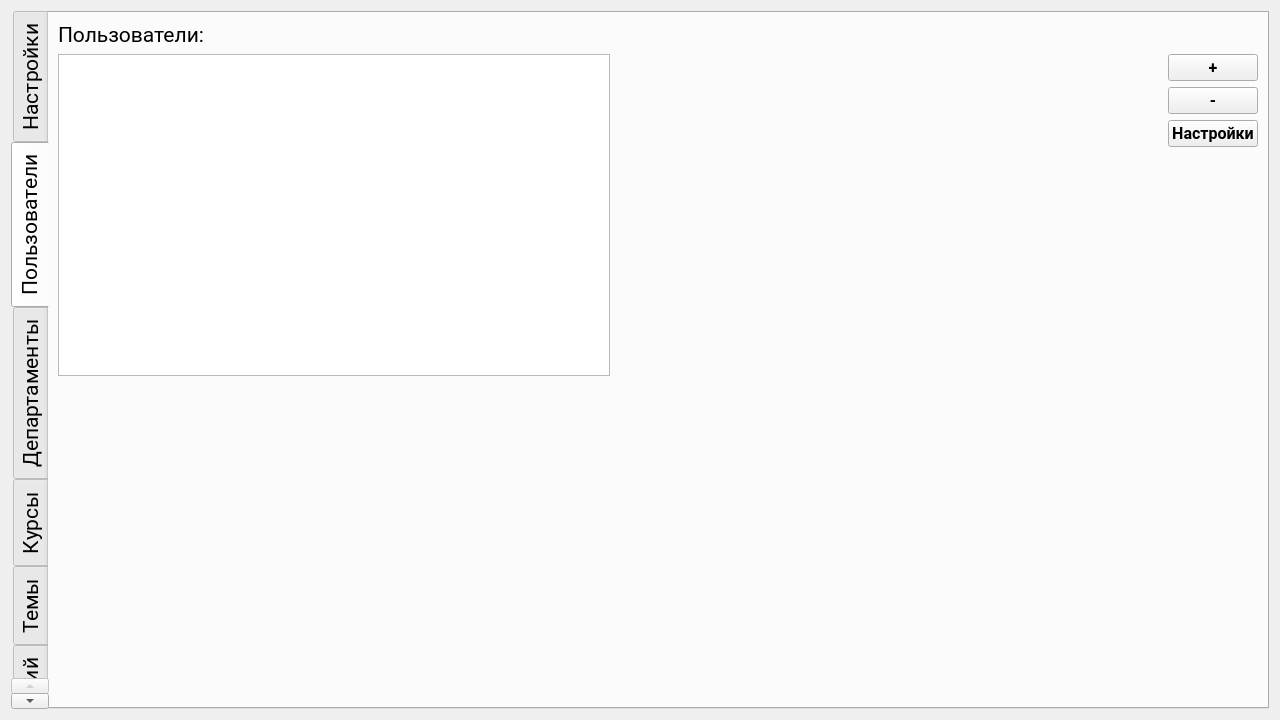
Before: the Qt Designer form adminwin.ui in Rayzedan/SystemControlStudent, drawn with Qt 5.
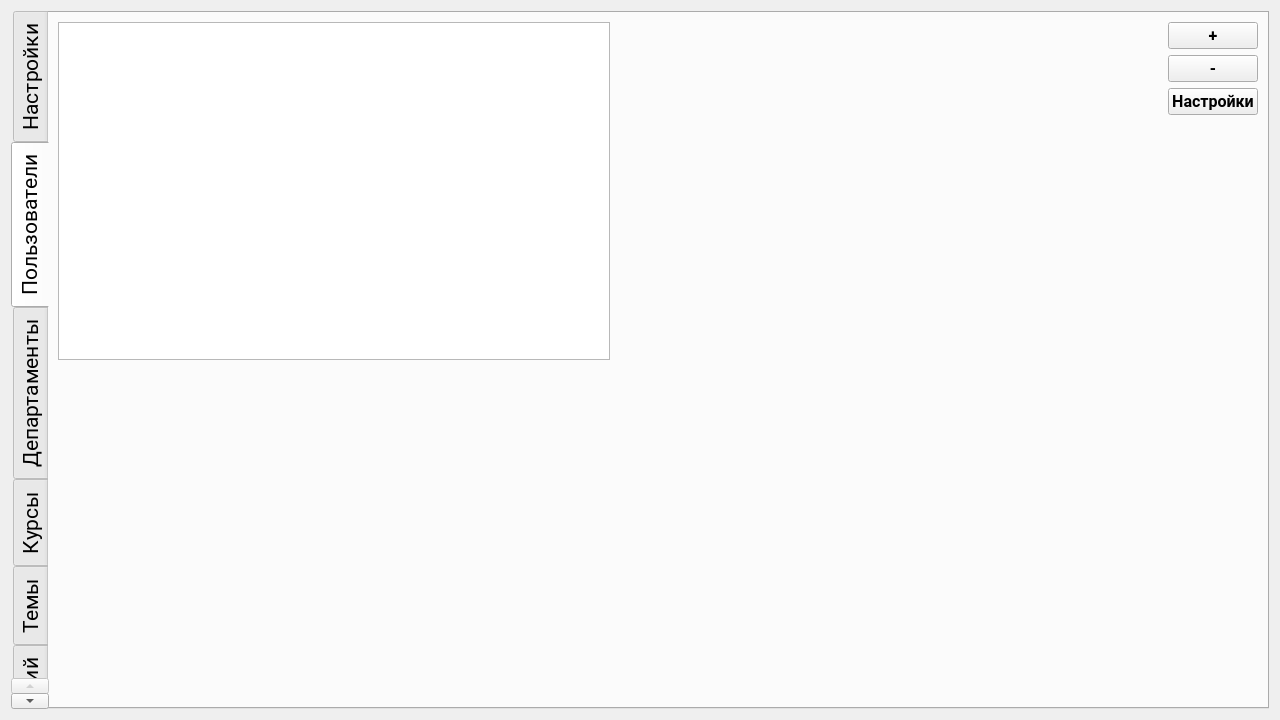
After: the same form once the commit is applied. The open tabs and pages were chosen to show the change. Custom widgets are drawn as their Qt base class.

Commit message: Переработка дизайна панели админа, защита от дурака на студенте, адекватный вывод на результатах

What changed in the file:
```diff
--- a/adminwin.ui
+++ b/adminwin.ui
@@ -344,24 +344,6 @@
        <string>Пользователи</string>
       </attribute>
       <layout class="QVBoxLayout" name="verticalLayout_18">
-       <item>
-        <widget class="QLabel" name="label_19">
-         <property name="font">
-          <font>
-           <family>Roboto</family>
-           <pointsize>16</pointsize>
-           <italic>false</italic>
-           <bold>false</bold>
-          </font>
-         </property>
-         <property name="styleSheet">
-          <string notr="true"/>
-         </property>
-         <property name="text">
-          <string>Пользователи:</string>
-         </property>
-        </widget>
-       </item>
        <item>
         <layout class="QHBoxLayout" name="horizontalLayout_6">
          <item>
```
Left out of the diff: 83 changed lines with no effect on the pictures. Lines whose indentation alone changed are shown as unchanged. The commit also changes 4 other files.
